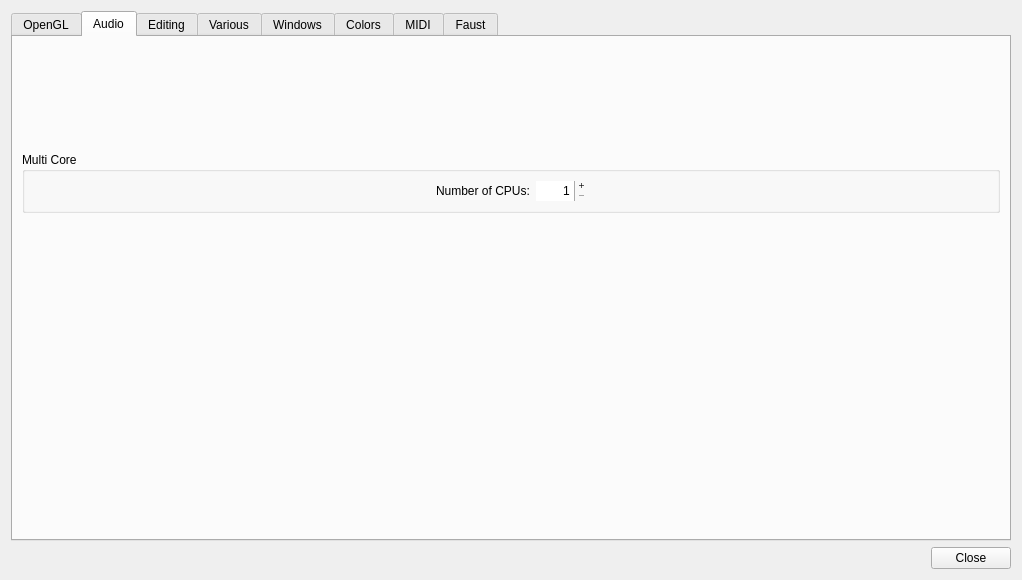
Above: Qt/qt4_preferences.ui from kmatheussen/radium before the change. Below: the same form after it.
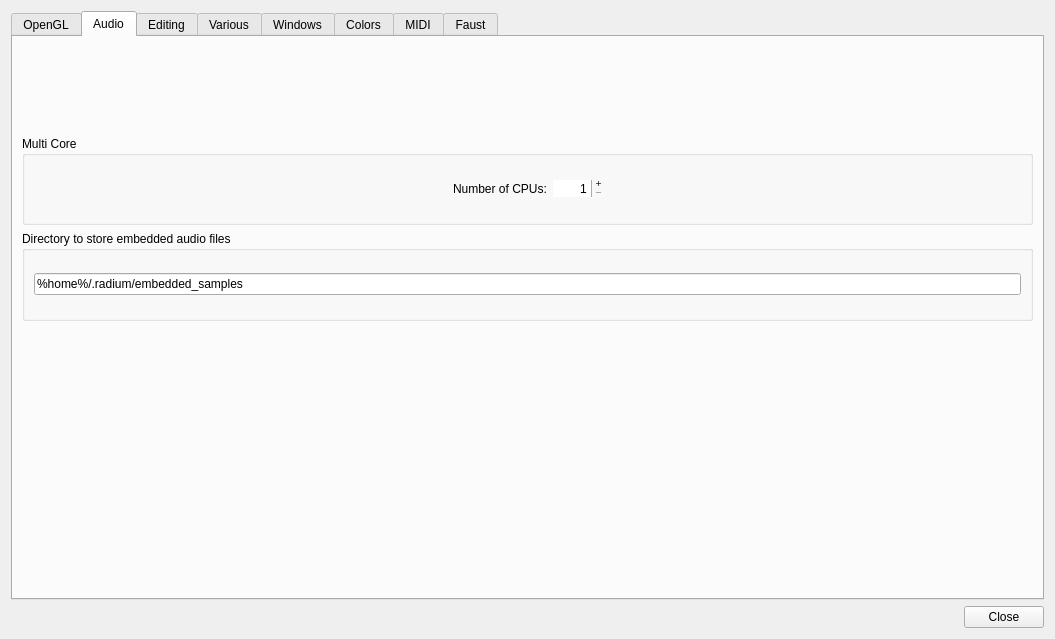
That is the form after the change. The open tabs and pages were chosen to show the change.

Commit message: Configurable path where to store audio files in songs with embedded audio files. step 1

Patch:
```diff
--- a/Qt/qt4_preferences.ui
+++ b/Qt/qt4_preferences.ui
@@ -6,8 +6,8 @@
    <rect>
     <x>0</x>
     <y>0</y>
-    <width>1022</width>
-    <height>580</height>
+    <width>1055</width>
+    <height>639</height>
    </rect>
   </property>
   <property name="windowTitle">
@@ -251,6 +251,12 @@
        </item>
        <item>
         <widget class="QGroupBox" name="groupBox">
+         <property name="sizePolicy">
+          <sizepolicy hsizetype="Preferred" vsizetype="MinimumExpanding">
+           <horstretch>0</horstretch>
+           <verstretch>0</verstretch>
+          </sizepolicy>
+         </property>
          <property name="title">
           <string>Multi Core</string>
          </property>
@@ -280,7 +286,7 @@
             <item>
              <widget class="QSpinBox" name="numCPUs">
               <property name="sizePolicy">
-               <sizepolicy hsizetype="Minimum" vsizetype="Minimum">
+               <sizepolicy hsizetype="Minimum" vsizetype="Fixed">
                 <horstretch>0</horstretch>
                 <verstretch>0</verstretch>
                </sizepolicy>
@@ -335,6 +341,34 @@
          </layout>
         </widget>
        </item>
+       <item>
+        <widget class="QGroupBox" name="embedded_audio_group">
+         <property name="sizePolicy">
+          <sizepolicy hsizetype="Preferred" vsizetype="MinimumExpanding">
+           <horstretch>0</horstretch>
+           <verstretch>0</verstretch>
+          </sizepolicy>
+         </property>
+         <property name="title">
+          <string>Directory to store embedded audio files</string>
+         </property>
+         <layout class="QGridLayout" name="gridLayout_4">
+          <item row="0" column="0">
+           <widget class="QLineEdit" name="embedded_audio_files">
+            <property name="sizePolicy">
+             <sizepolicy hsizetype="Expanding" vsizetype="Fixed">
+              <horstretch>0</horstretch>
+              <verstretch>0</verstretch>
+             </sizepolicy>
+            </property>
+            <property name="text">
+             <string>%home%/.radium/embedded_samples</string>
+            </property>
+           </widget>
+          </item>
+         </layout>
+        </widget>
+       </item>
        <item>
         <spacer name="verticalSpacer_6">
          <property name="orientation">
```
Left out of the diff: 10 changed lines with no effect on the pictures. The commit also changes 4 other files.
